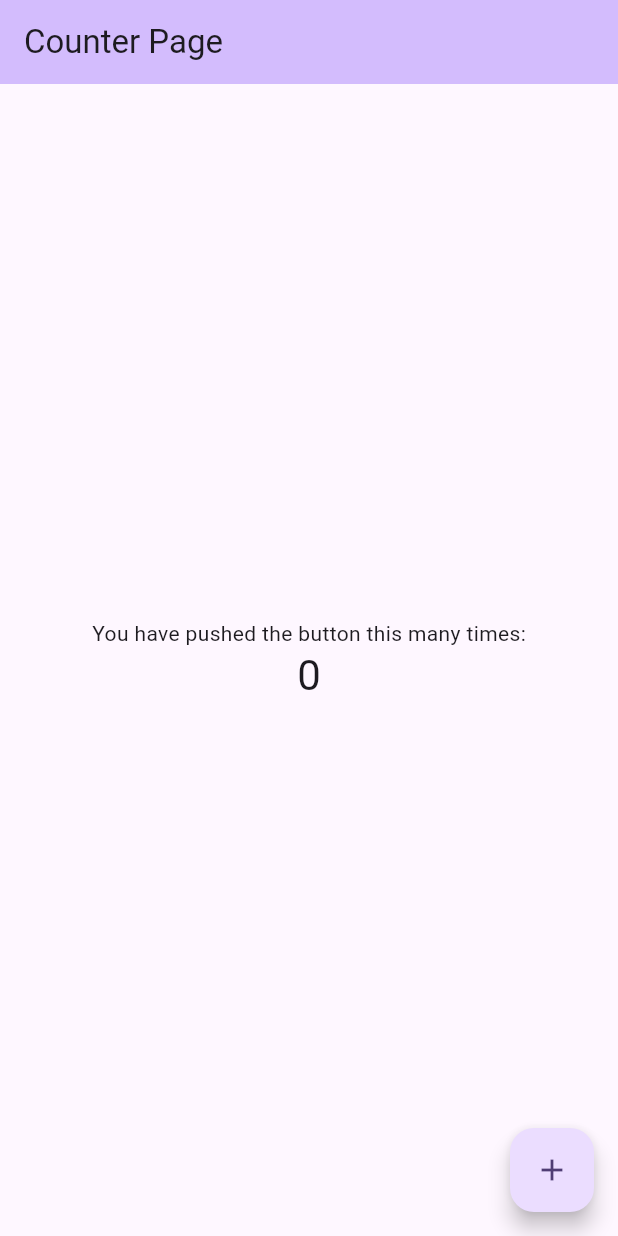
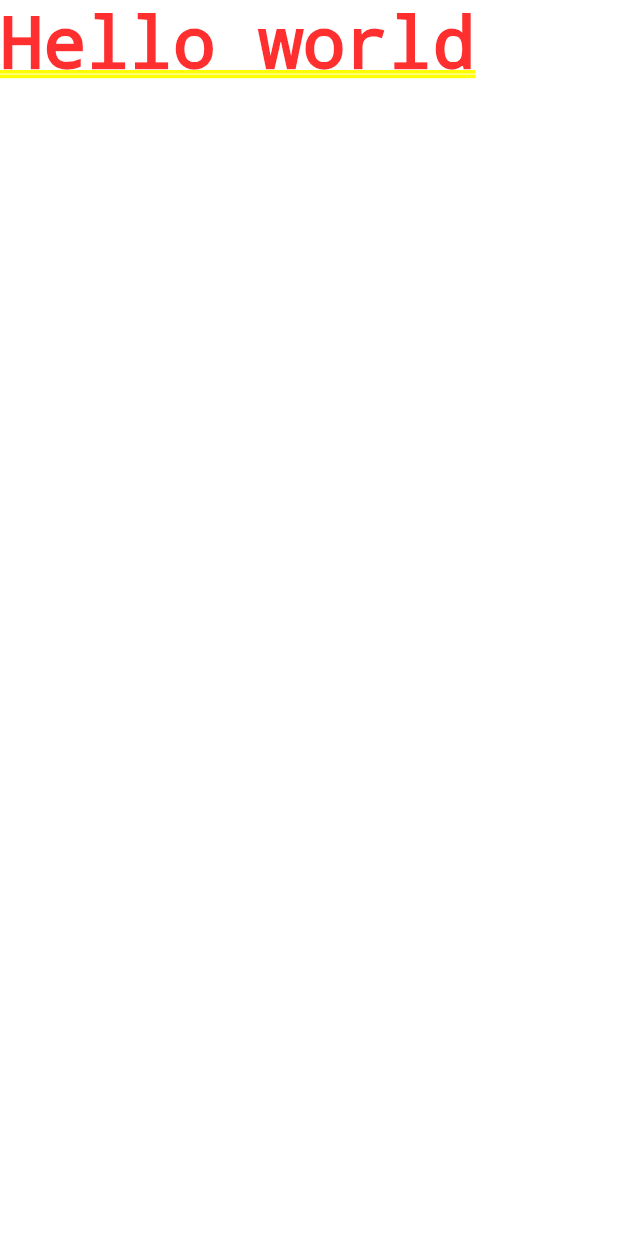
Before and after one commit to safal575/pie, a Flutter app: the screen it shows after launch, on a phone screen of 412 x 824 dp. Run offline on Flutter 3.47's test engine with Material 3 defaults, Android fonts, the phone set to English and light mode, and no system bars.

Commit message:
understanding dart programming language

```diff
--- a/lib/main.dart
+++ b/lib/main.dart
@@ -1,126 +1,11 @@
 import 'package:flutter/material.dart';
 
-void main() {
-  runApp(const MyApp());
+
+void main(){
+  runApp(
+    const MaterialApp(
+        home :
+          Text("Hello world")
+    )
+  );
 }
-
-class MyApp extends StatelessWidget {
-  const MyApp({super.key});
-
-  // This widget is the root of your application.
-  @override
-  Widget build(BuildContext context) {
-    return MaterialApp(
-      title: 'Flutter Demo',
-      theme: ThemeData(
-        // This is the theme of your application.
-        //
-        // TRY THIS: Try running your application with "flutter run". You'll see
-        // the application has a purple toolbar. Then, without quitting the app,
-        // try changing the seedColor in the colorScheme below to Colors.green
-        // and then invoke "hot reload" (save your changes or press the "hot
-        // reload" button in a Flutter-supported IDE, or press "r" if you used
-        // the command line to start the app).
-        //
-        // Notice that the counter didn't reset back to zero; the application
-        // state is not lost during the reload. To reset the state, use hot
-        // restart instead.
-        //
-        // This works for code too, not just values: Most code changes can be
-        // tested with just a hot reload.
-        colorScheme: ColorScheme.fromSeed(seedColor: Colors.deepPurple),
-        useMaterial3: true,
-      ),
-      home: const MyHomePage(title: 'Counter Page'),
-
-    );
-  }
-}
-
-class MyHomePage extends StatefulWidget {
-  const MyHomePage({super.key, required this.title});
-
-  // This widget is the home page of your application. It is stateful, meaning
-  // that it has a State object (defined below) that contains fields that affect
-  // how it looks.
-
-  // This class is the configuration for the state. It holds the values (in this
-  // case the title) provided by the parent (in this case the App widget) and
-  // used by the build method of the State. Fields in a Widget subclass are
-  // always marked "final".
-
-  final String title;
-
-  @override
-  State<MyHomePage> createState() => _MyHomePageState();
-}
-
-class _MyHomePageState extends State<MyHomePage> {
-  int _counter = 0;
-
-  void _incrementCounter() {
-    setState(() {
-      // This call to setState tells the Flutter framework that something has
-      // changed in this State, which causes it to rerun the build method below
-      // so that the display can reflect the updated values. If we changed
-      // _counter without calling setState(), then the build method would not be
-      // called again, and so nothing would appear to happen.
-      _counter++;
-    });
-  }
-
-  @override
-  Widget build(BuildContext context) {
-    // This method is rerun every time setState is called, for instance as done
-    // by the _incrementCounter method above.
-    //
-    // The Flutter framework has been optimized to make rerunning build methods
-    // fast, so that you can just rebuild anything that needs updating rather
-    // than having to individually change instances of widgets.
-    return Scaffold(
-      appBar: AppBar(
-        // TRY THIS: Try changing the color here to a specific color (to
-        // Colors.amber, perhaps?) and trigger a hot reload to see the AppBar
-        // change color while the other colors stay the same.
-        backgroundColor: Theme.of(context).colorScheme.inversePrimary,
-        // Here we take the value from the MyHomePage object that was created by
-        // the App.build method, and use it to set our appbar title.
-        title: Text(widget.title),
-      ),
-      body: Center(
-        // Center is a layout widget. It takes a single child and positions it
-        // in the middle of the parent.
-        child: Column(
-          // Column is also a layout widget. It takes a list of children and
-          // arranges them vertically. By default, it sizes itself to fit its
-          // children horizontally, and tries to be as tall as its parent.
-          //
-          // Column has various properties to control how it sizes itself and
-          // how it positions its children. Here we use mainAxisAlignment to
-          // center the children vertically; the main axis here is the vertical
-          // axis because Columns are vertical (the cross axis would be
-          // horizontal).
-          //
-          // TRY THIS: Invoke "debug painting" (choose the "Toggle Debug Paint"
-          // action in the IDE, or press "p" in the console), to see the
-          // wireframe for each widget.
-          mainAxisAlignment: MainAxisAlignment.center,
-          children: <Widget>[
-            const Text(
-              'You have pushed the button this many times:',
-            ),
-            Text(
-              '$_counter',
-              style: Theme.of(context).textTheme.headlineMedium,
-            ),
-          ],
-        ),
-      ),
-      floatingActionButton: FloatingActionButton(
-        onPressed: _incrementCounter,
-        tooltip: 'Increment',
-        child: const Icon(Icons.add),
-      ), // This trailing comma makes auto-formatting nicer for build methods.
-    );
-  }
-}
```
Also changed, not shown: pubspec.yaml (+6 -3 lines).
